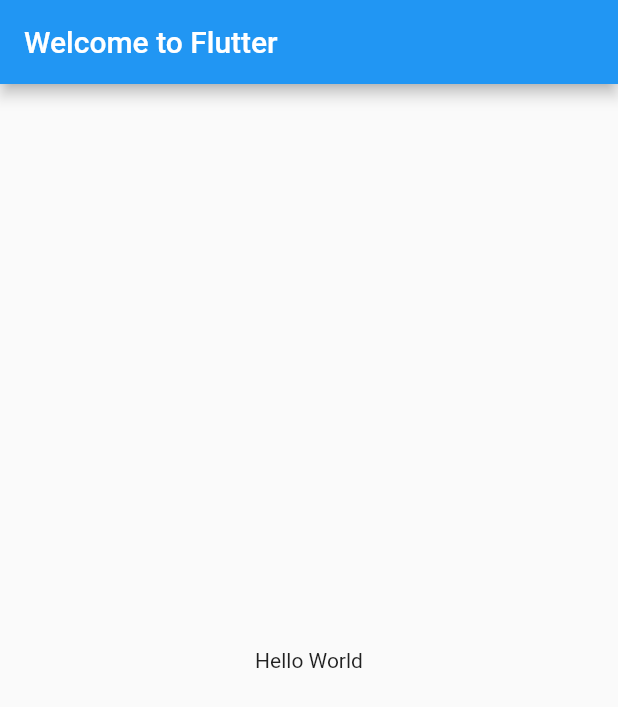
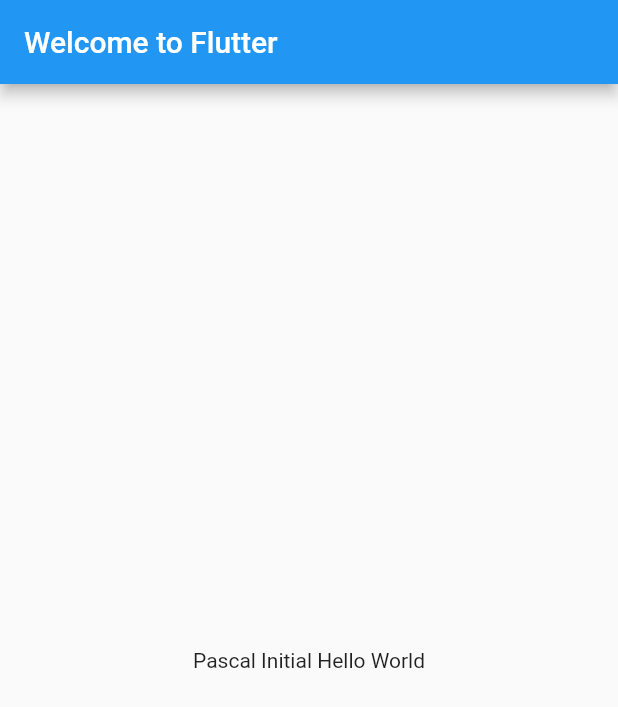
Before and after one commit to PascalPascarella/flutter-tester, a Flutter app: the screen it shows after launch, on a phone screen of 412 x 824 dp. Shown: the top 707 px of the screen. Run offline on Flutter 3.47's test engine with Material 2 defaults, Android fonts, the phone set to English and light mode, and no system bars.

Commit message:
Modify hello world string

```diff
--- a/flutter_application_1/lib/main.dart
+++ b/flutter_application_1/lib/main.dart
@@ -12,7 +12,7 @@ class MyApp extends StatelessWidget {
           title: const Text('Welcome to Flutter'),
         ),
         body: const Center(
-          child: const Text('Hello World'),
+          child: const Text('Pascal Initial Hello World'),
         ),
       ),
     );
```
